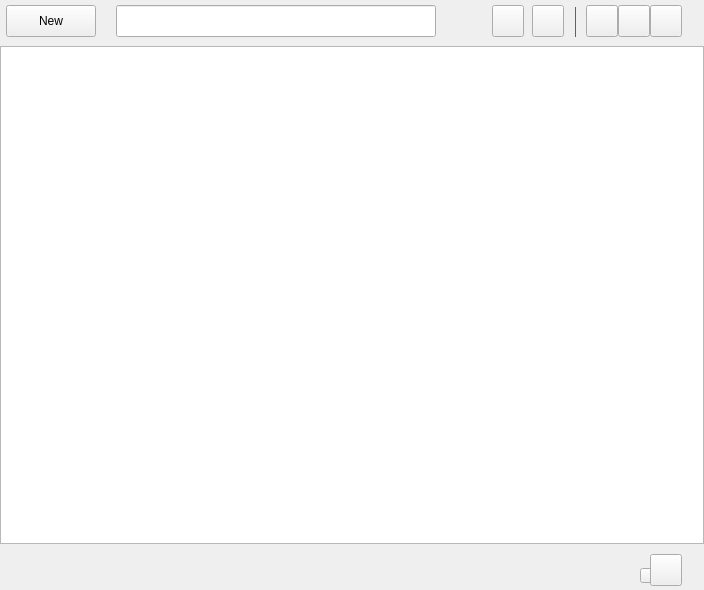
ukui/ukui-sidebar, file src/plugins/ukui-notebook/widget.ui: the form before one commit.
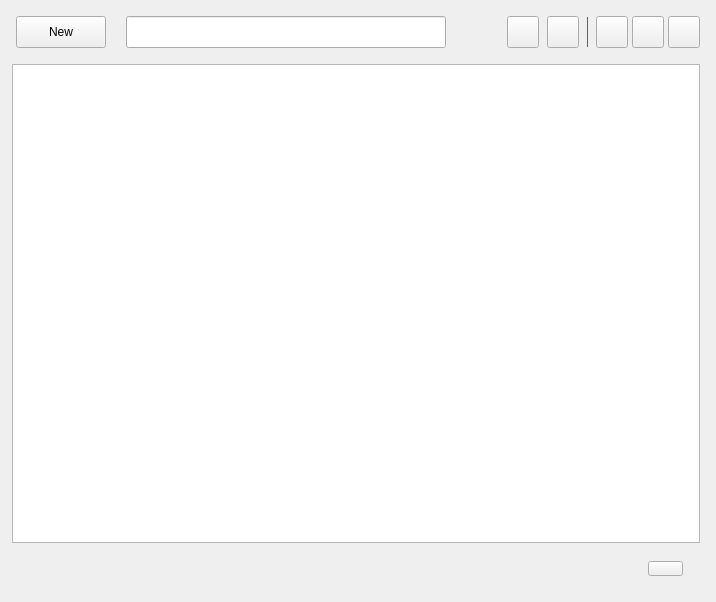
The form after the commit. Icons and pictures are not drawn. Custom widgets are drawn as their Qt base class.

```diff
--- a/src/plugins/ukui-notebook/widget.ui
+++ b/src/plugins/ukui-notebook/widget.ui
@@ -6,20 +6,20 @@
    <rect>
     <x>0</x>
     <y>0</y>
-    <width>704</width>
-    <height>590</height>
+    <width>716</width>
+    <height>602</height>
    </rect>
   </property>
   <property name="minimumSize">
    <size>
-    <width>704</width>
-    <height>590</height>
+    <width>716</width>
+    <height>602</height>
    </size>
   </property>
   <property name="maximumSize">
    <size>
-    <width>704</width>
-    <height>590</height>
+    <width>716</width>
+    <height>602</height>
    </size>
   </property>
   <property name="windowTitle">
@@ -28,33 +28,40 @@
   <property name="styleSheet">
    <string notr="true"/>
   </property>
-  <widget class="QWidget" name="widget" native="true">
-   <property name="geometry">
-    <rect>
-     <x>0</x>
-     <y>0</y>
-     <width>704</width>
-     <height>590</height>
-    </rect>
-   </property>
    <layout class="QVBoxLayout" name="verticalLayout">
+   <property name="spacing">
+    <number>16</number>
+   </property>
+   <property name="leftMargin">
+    <number>12</number>
+   </property>
+   <property name="topMargin">
+    <number>16</number>
+   </property>
+   <property name="rightMargin">
+    <number>16</number>
+   </property>
+   <property name="bottomMargin">
+    <number>23</number>
+   </property>
     <item>
-     <widget class="QWidget" name="widget_3" native="true">
-      <property name="minimumSize">
-       <size>
-        <width>0</width>
-        <height>40</height>
-       </size>
-      </property>
+    <layout class="QHBoxLayout" name="horizontalLayout_4">
+     <property name="spacing">
+      <number>0</number>
+     </property>
+     <item>
+      <layout class="QHBoxLayout" name="horizontalLayout">
+       <property name="spacing">
+        <number>20</number>
+       </property>
+       <property name="leftMargin">
+        <number>4</number>
+       </property>
+       <property name="rightMargin">
+        <number>64</number>
+       </property>
+       <item>
       <widget class="QPushButton" name="newKynote">
-       <property name="geometry">
-        <rect>
-         <x>6</x>
-         <y>5</y>
-         <width>90</width>
-         <height>32</height>
-        </rect>
-       </property>
        <property name="minimumSize">
         <size>
          <width>90</width>
@@ -63,8 +70,8 @@
        </property>
        <property name="maximumSize">
         <size>
-         <width>60</width>
-         <height>25</height>
+           <width>90</width>
+           <height>32</height>
         </size>
        </property>
        <property name="cursor">
@@ -90,34 +97,38 @@
         </size>
        </property>
       </widget>
+       </item>
+       <item>
       <widget class="QLineEdit" name="SearchLine">
-       <property name="geometry">
-        <rect>
-         <x>116</x>
-         <y>5</y>
-         <width>320</width>
-         <height>32</height>
-        </rect>
-       </property>
        <property name="minimumSize">
         <size>
          <width>320</width>
          <height>32</height>
         </size>
        </property>
+         <property name="maximumSize">
+          <size>
+           <width>320</width>
+           <height>32</height>
+          </size>
+         </property>
        <property name="styleSheet">
         <string notr="true"/>
        </property>
       </widget>
+       </item>
+      </layout>
+     </item>
+     <item>
+      <layout class="QHBoxLayout" name="horizontalLayout_3">
+       <property name="spacing">
+        <number>8</number>
+       </property>
+       <property name="leftMargin">
+        <number>0</number>
+       </property>
+       <item>
       <widget class="QPushButton" name="trashButton">
-       <property name="geometry">
-        <rect>
-         <x>492</x>
-         <y>5</y>
-         <width>32</width>
-         <height>32</height>
-        </rect>
-       </property>
        <property name="minimumSize">
         <size>
          <width>32</width>
@@ -153,15 +164,9 @@
         </size>
        </property>
       </widget>
+       </item>
+       <item>
       <widget class="QPushButton" name="viewChangeButton">
-       <property name="geometry">
-        <rect>
-         <x>532</x>
-         <y>5</y>
-         <width>32</width>
-         <height>32</height>
-        </rect>
-       </property>
        <property name="minimumSize">
         <size>
          <width>32</width>
@@ -181,70 +186,20 @@
         <string/>
        </property>
       </widget>
-      <widget class="QPushButton" name="pushButton_Mini">
-       <property name="geometry">
-        <rect>
-         <x>618</x>
-         <y>5</y>
-         <width>32</width>
-         <height>32</height>
-        </rect>
-       </property>
-       <property name="minimumSize">
-        <size>
-         <width>32</width>
-         <height>32</height>
-        </size>
-       </property>
-       <property name="maximumSize">
-        <size>
-         <width>32</width>
-         <height>32</height>
-        </size>
-       </property>
-       <property name="styleSheet">
-        <string notr="true"/>
-       </property>
-       <property name="text">
-        <string/>
-       </property>
-      </widget>
-      <widget class="CloseButton" name="pushButton_Exit">
-       <property name="geometry">
-        <rect>
-         <x>650</x>
-         <y>5</y>
-         <width>32</width>
-         <height>32</height>
-        </rect>
-       </property>
-       <property name="minimumSize">
-        <size>
-         <width>32</width>
-         <height>32</height>
-        </size>
-       </property>
-       <property name="maximumSize">
-        <size>
-         <width>32</width>
-         <height>32</height>
-        </size>
-       </property>
-       <property name="styleSheet">
-        <string notr="true"/>
-       </property>
-       <property name="text">
-        <string/>
-       </property>
-      </widget>
+       </item>
+       <item>
       <widget class="QFrame" name="frame">
-       <property name="geometry">
-        <rect>
-         <x>575</x>
-         <y>7</y>
+         <property name="minimumSize">
+          <size>
          <width>1</width>
          <height>30</height>
-        </rect>
+          </size>
+         </property>
+         <property name="maximumSize">
+          <size>
+           <width>1</width>
+           <height>30</height>
+          </size>
        </property>
        <property name="styleSheet">
         <string notr="true">background-color: rgb(126, 126, 126);</string>
@@ -256,15 +211,38 @@
         <enum>QFrame::Raised</enum>
        </property>
       </widget>
+       </item>
+      </layout>
+     </item>
+     <item>
+      <layout class="QHBoxLayout" name="horizontalLayout_6">
+       <property name="spacing">
+        <number>4</number>
+       </property>
+       <property name="leftMargin">
+        <number>8</number>
+       </property>
+       <item>
       <widget class="QToolButton" name="menuBtn">
-       <property name="geometry">
-        <rect>
-         <x>586</x>
-         <y>5</y>
+         <property name="minimumSize">
+          <size>
          <width>32</width>
          <height>32</height>
-        </rect>
-       </property>
+          </size>
+         </property>
+         <property name="maximumSize">
+          <size>
+           <width>32</width>
+           <height>32</height>
+          </size>
+         </property>
+         <property name="text">
+          <string/>
+         </property>
+        </widget>
+       </item>
+       <item>
+        <widget class="QPushButton" name="pushButton_Mini">
        <property name="minimumSize">
         <size>
          <width>32</width>
@@ -277,12 +255,40 @@
          <height>32</height>
         </size>
        </property>
+         <property name="styleSheet">
+          <string notr="true"/>
+         </property>
        <property name="text">
         <string/>
        </property>
       </widget>
-     </widget>
-    </item>
+       </item>
+       <item>
+        <widget class="QPushButton" name="pushButton_Exit">
+         <property name="minimumSize">
+          <size>
+           <width>32</width>
+           <height>32</height>
+          </size>
+         </property>
+         <property name="maximumSize">
+          <size>
+           <width>32</width>
+           <height>32</height>
+          </size>
+         </property>
+         <property name="styleSheet">
+          <string notr="true"/>
+         </property>
+         <property name="text">
+          <string/>
+         </property>
+        </widget>
+       </item>
+      </layout>
+     </item>
+    </layout>
+   </item>
     <item>
      <widget class="QListView" name="listView">
       <property name="styleSheet">
@@ -291,23 +297,13 @@
      </widget>
     </item>
     <item>
-     <widget class="QWidget" name="widget_2" native="true">
-      <property name="minimumSize">
-       <size>
-        <width>40</width>
-        <height>40</height>
-       </size>
-      </property>
-      <widget class="QWidget" name="horizontalLayoutWidget">
-       <property name="geometry">
-        <rect>
-         <x>20</x>
-         <y>10</y>
-         <width>160</width>
-         <height>25</height>
-        </rect>
-       </property>
-       <layout class="QHBoxLayout" name="horizontalLayout">
+    <layout class="QHBoxLayout" name="horizontalLayout_2">
+     <property name="leftMargin">
+      <number>23</number>
+     </property>
+     <property name="rightMargin">
+      <number>17</number>
+     </property>
         <item>
          <widget class="QLabel" name="label">
           <property name="styleSheet">
@@ -332,55 +328,18 @@
           </property>
          </spacer>
         </item>
-       </layout>
-      </widget>
-      <widget class="QPushButton" name="sort_btn">
-       <property name="geometry">
-        <rect>
-         <x>640</x>
-         <y>18</y>
-         <width>35</width>
-         <height>15</height>
-        </rect>
-       </property>
-       <property name="minimumSize">
-        <size>
-         <width>35</width>
-         <height>15</height>
-        </size>
-       </property>
-       <property name="maximumSize">
-        <size>
-         <width>35</width>
-         <height>15</height>
-        </size>
-       </property>
-       <property name="styleSheet">
-        <string notr="true"/>
-       </property>
-       <property name="text">
-        <string/>
-       </property>
-      </widget>
+     <item>
       <widget class="QPushButton" name="sortBtn">
-       <property name="geometry">
-        <rect>
-         <x>650</x>
-         <y>4</y>
-         <width>32</width>
-         <height>32</height>
-        </rect>
-       </property>
        <property name="minimumSize">
         <size>
-         <width>32</width>
-         <height>32</height>
+         <width>35</width>
+         <height>15</height>
         </size>
        </property>
        <property name="maximumSize">
         <size>
-         <width>32</width>
-         <height>32</height>
+         <width>35</width>
+         <height>15</height>
         </size>
        </property>
        <property name="styleSheet">
@@ -390,16 +349,16 @@
         <string/>
        </property>
       </widget>
-     </widget>
-    </item>
-   </layout>
-  </widget>
+     </item>
+    </layout>
+   </item>
+  </layout>
  </widget>
  <customwidgets>
   <customwidget>
-   <class>CloseButton</class>
-   <extends>QPushButton</extends>
-   <header location="global">CloseButton/closebutton.h</header>
+   <class>NoteView</class>
+   <extends>QListView</extends>
+   <header location="global">noteView.h</header>
   </customwidget>
  </customwidgets>
  <resources/>
```
Left out of the diff: 2 changed lines with no effect on the pictures. Lines whose indentation alone changed are shown as unchanged.
